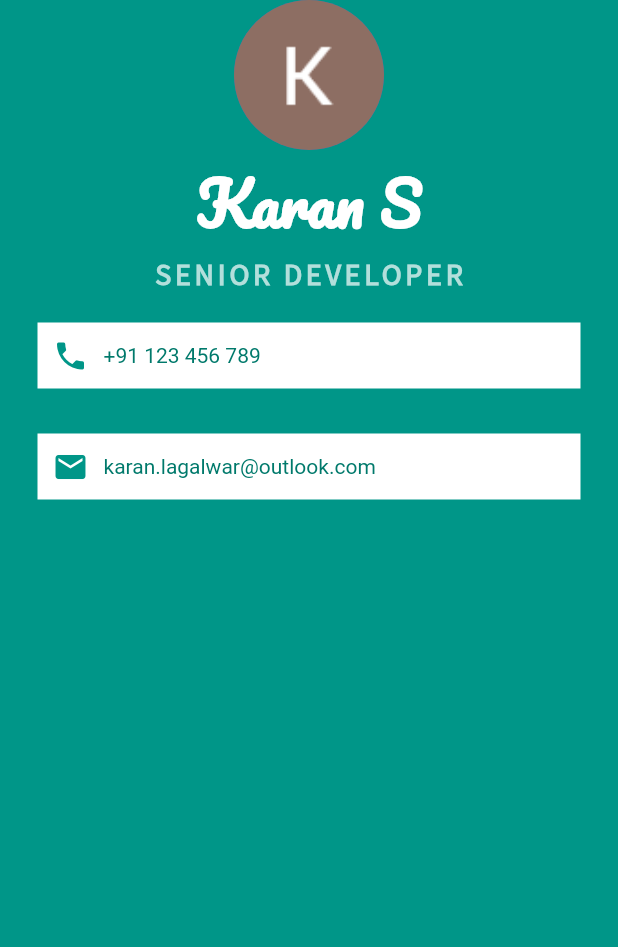
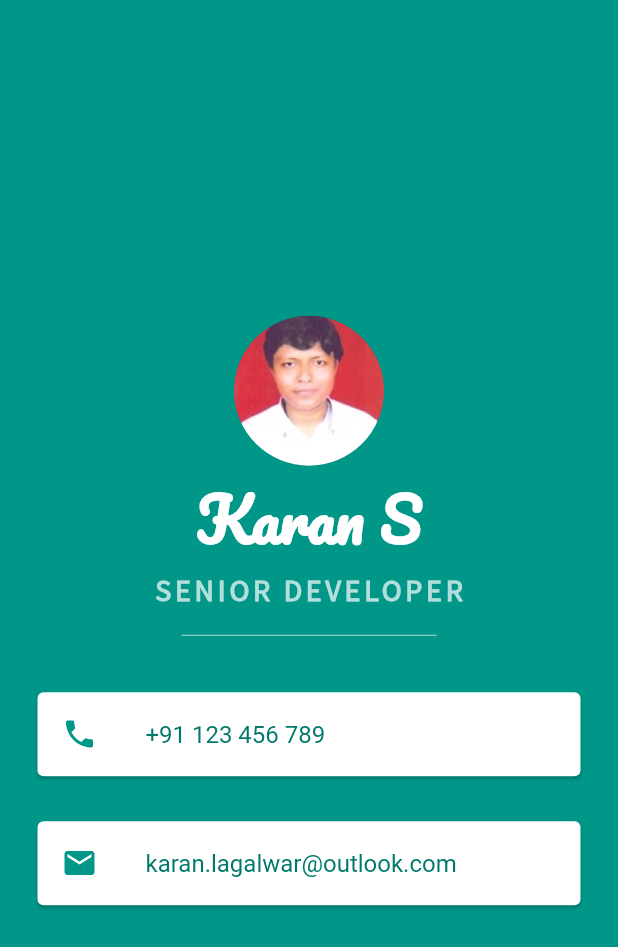
Before and after one commit to lagalwar007/flutter_learn, a Flutter app: the screen it shows after launch, on a phone screen of 412 x 824 dp. Shown: the top 947 px of the screen. Run offline on Flutter 3.47's test engine with Material 2 defaults, Android fonts, the phone set to English and light mode, and no system bars.

Commit message:
save changes: MI card UI completed with other divider class

```diff
--- a/lib/main.dart
+++ b/lib/main.dart
@@ -12,12 +12,12 @@ class MyApp extends StatelessWidget {
           child: Scaffold(
             backgroundColor: Colors.teal,
             body: Column(
-              //mainAxisAlignment: MainAxisAlignment.center,
-              //crossAxisAlignment: CrossAxisAlignment.center,
+              mainAxisAlignment: MainAxisAlignment.center,
               children: [
                 CircleAvatar(
                   radius: 50.0,
-                  backgroundImage: AssetImage('images/K.png'),
+                  backgroundColor: Colors.teal.shade700,
+                  backgroundImage: AssetImage('images/karan.jpg'),
                 ),
                 Text(
                   'Karan S',
@@ -39,47 +39,44 @@ class MyApp extends StatelessWidget {
                   ),
                 ),
                 Container(
-                  color: Colors.white,
+                  margin: EdgeInsets.symmetric(vertical: 10.00),
+                  child: SizedBox(
+                    width: 170.00,
+                    child: Divider(
+                      color: Colors.teal.shade100,
+                    ),
+                  ),
+                ),
+                Card(
+                  //color: Colors.white,
                   margin: EdgeInsets.symmetric(horizontal: 25.00, vertical: 20.00),
-                  padding: EdgeInsets.all(10.00),
-                  child: Row(
-                    children: [
-                      Icon(
+                  child: ListTile(
+                    leading: Icon(
                       Icons.phone,
                       color: Colors.teal,
                     ),
-                      SizedBox(
-                        width: 10.0,
-                      ),
-                      Text(
+                    title:  Text(
                       '+91 123 456 789',
                       style: TextStyle(
                           color: Colors.teal.shade700
                       ),
-                      )
-                    ],
                     ),
                   ),
-                Container(
-                  color: Colors.white,
+                ),
+                Card(
+                  //color: Colors.white,
                   margin: EdgeInsets.symmetric(horizontal: 25.00, vertical: 10.00),
-                  padding: EdgeInsets.all(10.00),
-                  child: Row(
-                    children: [
-                      Icon(
+                  child: ListTile(
+                    leading: Icon(
                       Icons.email,
                       color: Colors.teal,
                     ),
-                      SizedBox(
-                        width: 10.0,
-                      ),
-                      Text(
+                    title: Text(
                       'karan.lagalwar@outlook.com',
                       style: TextStyle(
                           color: Colors.teal.shade700
                       ),
-                      )
-                    ],
+                    ),
                   ),
                 )
               ],
```
Lines whose indentation alone changed are shown as unchanged.
